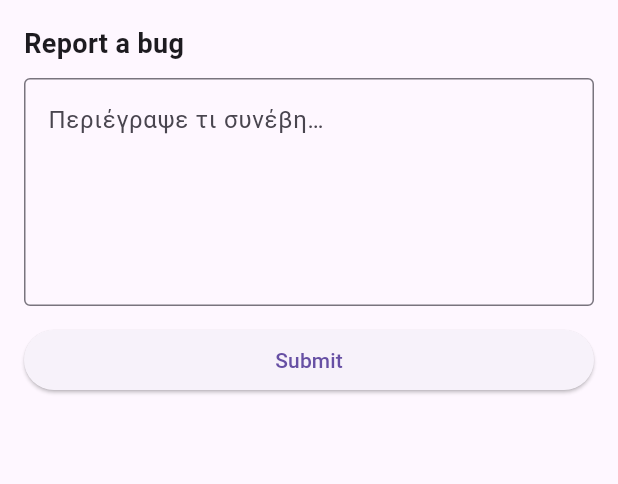
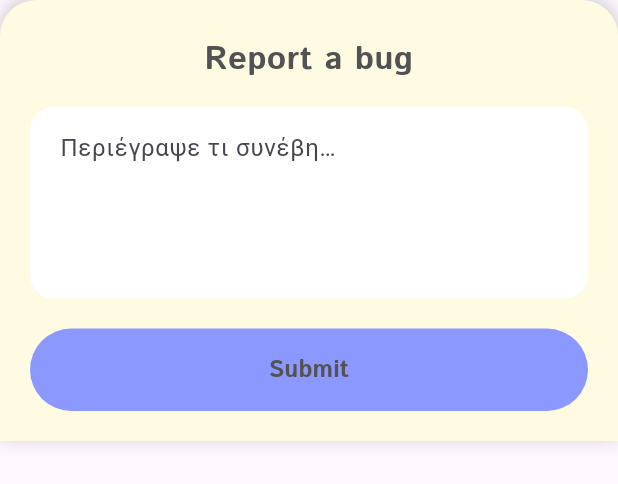
Before and after one commit to Ioannis-Ts/Sorted-Out-App, a Flutter app: the BugReportSheet widget shown alone on an empty page, opened directly with empty values, on a phone screen of 412 x 824 dp. Shown: the top 484 px of the screen. Run offline on Flutter 3.47's test engine with Material 3 defaults, Android fonts, the phone set to English and light mode, and no system bars; our stand-ins replace cloud_firestore, dash_chat_2, firebase_auth, firebase_core, google_generative_ai, google_maps_flutter and 1 more; missing offline and left inert: mobile_scanner; accounts and stored records are empty; network calls fail.

Commit message:
small changes

```diff
--- a/lib/pages/bug_report_sheet.dart
+++ b/lib/pages/bug_report_sheet.dart
@@ -1,5 +1,6 @@
 import 'package:flutter/material.dart';
 import '../services/bug_report_service.dart';
+import '../theme/app_variables.dart'; // ✅ Για τα AppColors και AppTexts
 
 class BugReportSheet extends StatefulWidget {
   const BugReportSheet({super.key, required this.source});
@@ -47,38 +48,82 @@ class _BugReportSheetState extends State<BugReportSheet> {
 
   @override
   Widget build(BuildContext context) {
-    return SafeArea(
-      child: Padding(
-        padding: EdgeInsets.fromLTRB(
-          16,
-          16,
-          16,
-          16 + MediaQuery.of(context).viewInsets.bottom,
-        ),
-        child: Column(
-          mainAxisSize: MainAxisSize.min,
-          crossAxisAlignment: CrossAxisAlignment.stretch,
-          children: [
-            const Text(
-              'Report a bug',
-              style: TextStyle(fontSize: 18, fontWeight: FontWeight.w700),
+    // Αφαιρέσαμε το Dialog/Center.
+    // Χρησιμοποιούμε Container που πιάνει το πλάτος και κάθεται κάτω.
+    return Container(
+      width: double.infinity,
+      decoration: BoxDecoration(
+        color: AppColors.ourYellow, // ✅ Κίτρινο Πλαίσιο
+        // Στρογγυλεύουμε μόνο τις πάνω γωνίες αφού είναι στο κάτω μέρος
+        borderRadius: const BorderRadius.vertical(top: Radius.circular(24)),
+        boxShadow: [
+          BoxShadow(
+            color: Colors.black.withOpacity(0.2),
+            blurRadius: 10,
+            offset: const Offset(0, -2),
+          ),
+        ],
+      ),
+      // Προσθέτουμε padding για το keyboard (viewInsets.bottom)
+      padding: EdgeInsets.fromLTRB(
+        20,
+        24,
+        20,
+        20 + MediaQuery.of(context).viewInsets.bottom,
+      ),
+      child: Column(
+        mainAxisSize: MainAxisSize.min, // Πιάνει όσο χώρο χρειάζεται
+        crossAxisAlignment: CrossAxisAlignment.stretch,
+        children: [
+          // --- TITLE ---
+          Text(
+            'Report a bug',
+            textAlign: TextAlign.center,
+            style: AppTexts.generalTitle.copyWith( // ✅ General Title Style
+              fontSize: 22,
+              fontWeight: FontWeight.w700,
             ),
-            const SizedBox(height: 10),
-            TextField(
-              controller: _controller,
-              maxLines: 5,
-              decoration: const InputDecoration(
-                hintText: 'Περιέγραψε τι συνέβη…',
-                border: OutlineInputBorder(),
+          ),
+
+          const SizedBox(height: 16),
+
+          // --- TEXT FIELD ---
+          TextField(
+            controller: _controller,
+            maxLines: 4,
+            decoration: InputDecoration(
+              hintText: 'Περιέγραψε τι συνέβη…',
+              filled: true,
+              fillColor: Colors.white, // ✅ Λευκό φόντο στο πεδίο
+              border: OutlineInputBorder(
+                borderRadius: BorderRadius.circular(16),
+                borderSide: BorderSide.none,
+              ),
+              contentPadding: const EdgeInsets.all(16),
+            ),
+          ),
+
+          const SizedBox(height: 20),
+
+          // --- BUTTON ---
+          ElevatedButton(
+            onPressed: _sending ? null : _submit,
+            style: ElevatedButton.styleFrom(
+              backgroundColor: AppColors.main, // ✅ Χρώμα Main
+              foregroundColor: Colors.white,
+              padding: const EdgeInsets.symmetric(vertical: 16),
+              shape: const StadiumBorder(), // ✅ Οβάλ σχήμα
+              elevation: 0,
+            ),
+            child: Text(
+              _sending ? 'Sending…' : 'Submit',
+              style: AppTexts.generalTitle.copyWith(
+                fontSize: 16,
+                fontWeight: FontWeight.w700,
               ),
             ),
-            const SizedBox(height: 12),
-            ElevatedButton(
-              onPressed: _sending ? null : _submit,
-              child: Text(_sending ? 'Sending…' : 'Submit'),
-            ),
-          ],
-        ),
+          ),
+        ],
       ),
     );
   }
--- a/pubspec.yaml
+++ b/pubspec.yaml
@@ -30,7 +30,6 @@ environment:
 dependencies:
   flutter:
     sdk: flutter
-  image_picker: ^1.1.2
   firebase_storage: ^13.0.4
   firebase_core: ^4.2.1
   cloud_firestore: ^6.1.1
```
Also changed, not shown: pubspec.lock, 5 other files.
